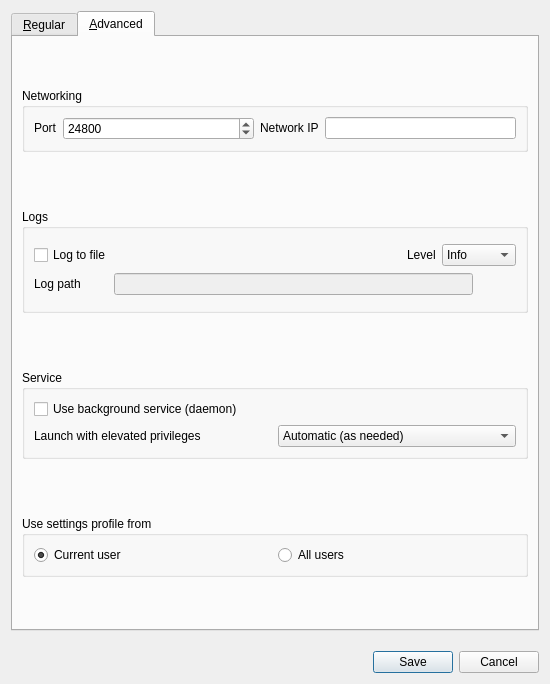
This is src/apps/deskflow-gui/dialogs/SettingsDialog.ui in deskflow/deskflow as Qt 5 draws it before an edit. The edited form follows.
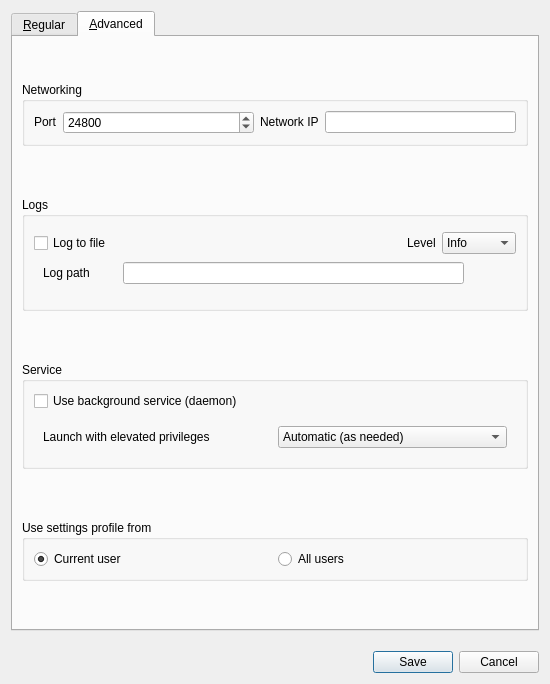
This is the edited form. The open tabs and pages were chosen to show the change.

Commit message: refactor: SettingsDialog, use standard object names

```diff
--- a/src/apps/deskflow-gui/dialogs/SettingsDialog.ui
+++ b/src/apps/deskflow-gui/dialogs/SettingsDialog.ui
@@ -25,10 +25,7 @@
      <property name="tabPosition">
       <enum>QTabWidget::TabPosition::North</enum>
      </property>
-     <property name="currentIndex">
-      <number>0</number>
-     </property>
-     <widget class="QWidget" name="m_pTabRegular">
+     <widget class="QWidget" name="tabRegular">
       <property name="sizePolicy">
        <sizepolicy hsizetype="Preferred" vsizetype="Fixed">
         <horstretch>0</horstretch>
@@ -498,12 +495,19 @@
            </widget>
           </item>
           <item row="1" column="0" colspan="4">
+           <widget class="QWidget" name="widgetLogFilename" native="true">
+            <property name="sizePolicy">
+             <sizepolicy hsizetype="Preferred" vsizetype="Maximum">
+              <horstretch>0</horstretch>
+              <verstretch>0</verstretch>
+             </sizepolicy>
+            </property>
            <layout class="QHBoxLayout" name="horizontalLayout_4">
             <property name="spacing">
              <number>3</number>
             </property>
             <property name="topMargin">
-             <number>0</number>
+              <number>1</number>
             </property>
             <item>
              <widget class="QLabel" name="m_pLabelLogPath">
@@ -537,7 +541,7 @@
             <item>
              <widget class="QLineEdit" name="m_pLineEditLogFilename">
               <property name="enabled">
-               <bool>false</bool>
+                <bool>true</bool>
               </property>
               <property name="sizePolicy">
                <sizepolicy hsizetype="Expanding" vsizetype="Fixed">
@@ -550,7 +554,7 @@
             <item>
              <widget class="QPushButton" name="m_pButtonBrowseLog">
               <property name="enabled">
-               <bool>false</bool>
+                <bool>true</bool>
               </property>
               <property name="cursor">
                <cursorShape>PointingHandCursor</cursorShape>
@@ -564,6 +568,7 @@
              </widget>
             </item>
            </layout>
+           </widget>
           </item>
          </layout>
         </widget>
@@ -580,7 +585,35 @@
           <string>Service</string>
          </property>
          <layout class="QGridLayout" name="gridLayout_3">
+          <item row="0" column="0">
+           <widget class="QCheckBox" name="cbServiceEnabled">
+            <property name="toolTip">
+             <string>Whether to launch the server or client process through the Windows background
+                service or direct from the GUI.</string>
+            </property>
+            <property name="whatsThis">
+             <string>
+              &lt;p&gt;The background service is only available on Windows.&lt;/p&gt;
+              &lt;p&gt;The Windows background service is used to:&lt;/p&gt;
+              &lt;ul&gt;
+              &lt;li&gt;Start the server or client automatically when the computer starts.&lt;/li&gt;
+              &lt;li&gt;Run the server or client in an elevated mode (e.g. on login screen, UAC dialogs, etc).&lt;/li&gt;
+              &lt;/ul&gt;
+              </string>
+            </property>
+            <property name="text">
+             <string>Use background service (daemon)</string>
+            </property>
+           </widget>
+          </item>
           <item row="1" column="0">
+           <widget class="QWidget" name="widgetElevate" native="true">
+            <property name="sizePolicy">
+             <sizepolicy hsizetype="Preferred" vsizetype="Maximum">
+              <horstretch>0</horstretch>
+              <verstretch>0</verstretch>
+             </sizepolicy>
+            </property>
            <layout class="QHBoxLayout" name="horizontalLayout_9">
             <item>
              <widget class="QLabel" name="m_pLabelElevate">
@@ -646,26 +679,6 @@
              </widget>
             </item>
            </layout>
-          </item>
-          <item row="0" column="0">
-           <widget class="QCheckBox" name="m_pCheckBoxServiceEnabled">
-            <property name="toolTip">
-             <string>Whether to launch the server or client process through the Windows background
-                service or direct from the GUI.</string>
-            </property>
-            <property name="whatsThis">
-             <string>
-              &lt;p&gt;The background service is only available on Windows.&lt;/p&gt;
-              &lt;p&gt;The Windows background service is used to:&lt;/p&gt;
-              &lt;ul&gt;
-              &lt;li&gt;Start the server or client automatically when the computer starts.&lt;/li&gt;
-              &lt;li&gt;Run the server or client in an elevated mode (e.g. on login screen, UAC dialogs, etc).&lt;/li&gt;
-              &lt;/ul&gt;
-              </string>
-            </property>
-            <property name="text">
-             <string>Use background service (daemon)</string>
-            </property>
            </widget>
           </item>
          </layout>
```
Left out of the diff: 106 changed lines with no effect on the pictures. Lines whose indentation alone changed are shown as unchanged. The commit also changes 1 other file.
